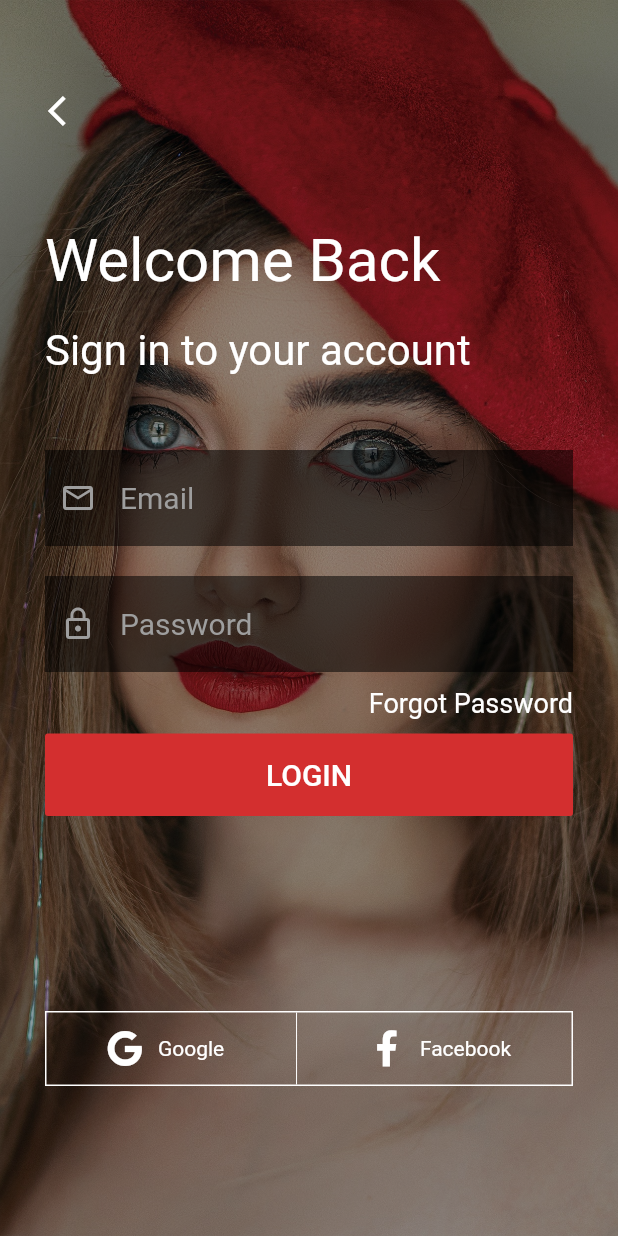
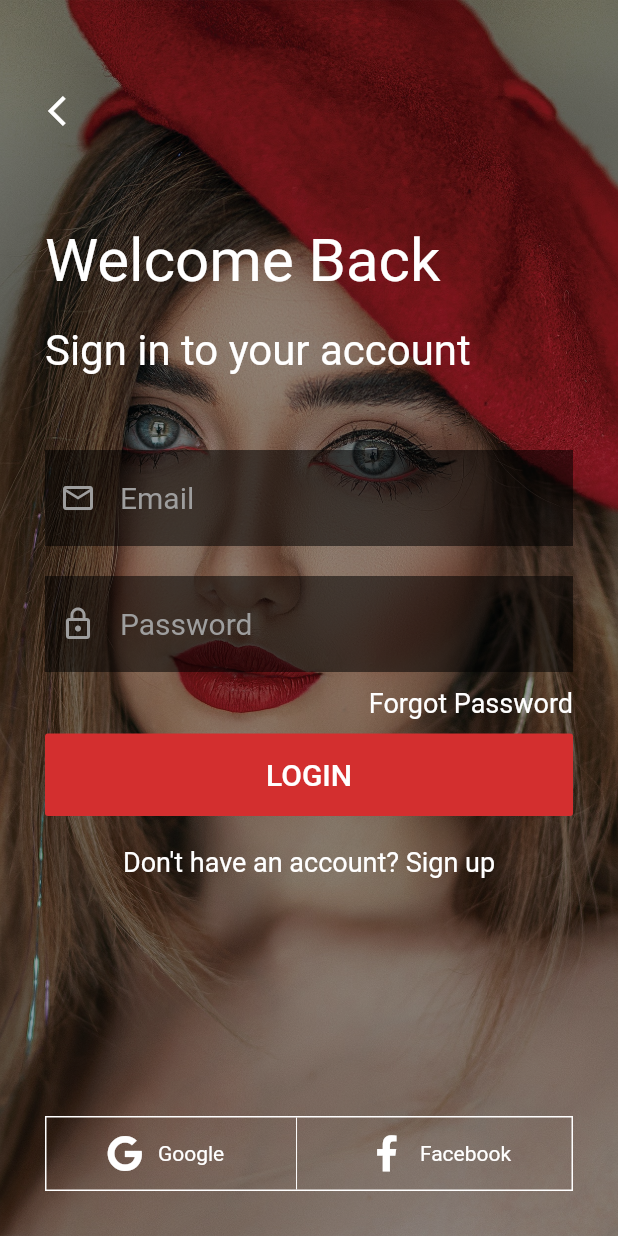
Before and after one commit to gabriel-TheCode/fashion_app_login, a Flutter app: the screen it shows after launch, on a phone screen of 412 x 824 dp. Run offline on Flutter 3.47's test engine with Material 2 defaults, Android fonts, the phone set to English and light mode, and no system bars; our stand-ins replace font_awesome_flutter.

Commit message:
:recycle: Update login UI

```diff
--- a/lib/main.dart
+++ b/lib/main.dart
@@ -97,6 +97,7 @@ class _HomePageState extends State<HomePage> {
                 SizedBox(
                   height: 10,
                 ),
+
                 MaterialButton(
                     onPressed: () {
                       Navigator.push(context,
@@ -112,10 +113,24 @@ class _HomePageState extends State<HomePage> {
                         style: TextStyle(color: Colors.white, fontSize: 20),
                       ),
                     )),
+
+                SizedBox(
+                  height: 20,
+                ),
+
+                Center(
+                    child: Padding(
+                        padding: const EdgeInsets.symmetric(horizontal: 10.0),
+                        child: Text(
+                          "Don't have an account? Sign up",
+                          style: TextStyle(fontSize: 18, color: Colors.white),
+                          textAlign: TextAlign.center,
+                        ))),
+
                 Expanded(child: Container()),
                 Container(
                   height: 50,
-                  margin: EdgeInsets.only(bottom: 100),
+                  margin: EdgeInsets.only(bottom: 30, top: 50),
                   decoration:
                       BoxDecoration(border: Border.all(color: Colors.white)),
                   child: Row(
```
